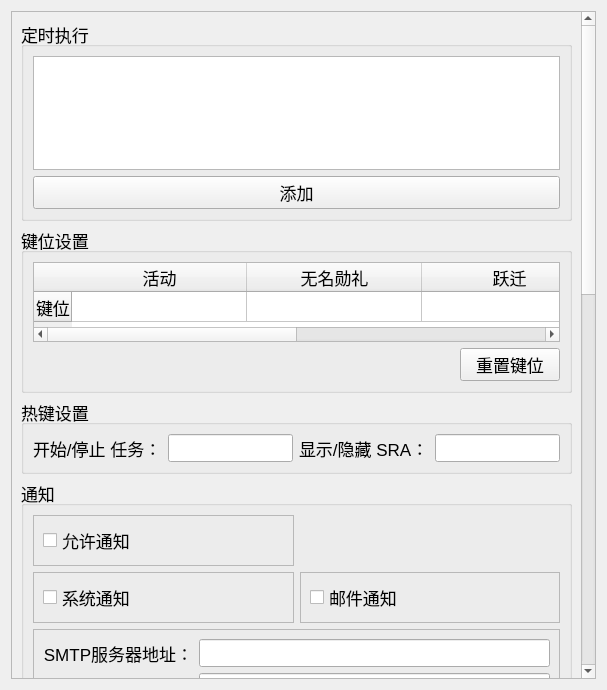
Qt form resources/ui/settings_page.ui (Shasnow/StarRailAssistant) before a commit.
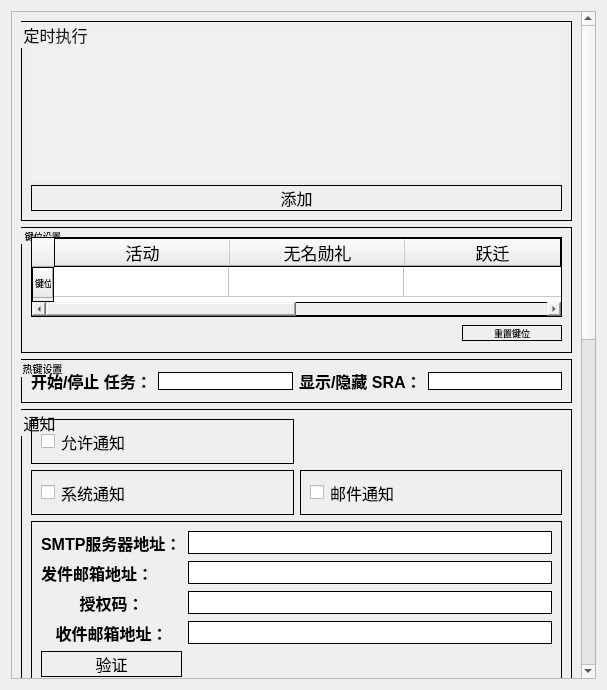
The same form after that commit.

What changed in the file:
```diff
--- a/resources/ui/settings_page.ui
+++ b/resources/ui/settings_page.ui
@@ -28,9 +28,9 @@
                         <property name="geometry">
                             <rect>
                                 <x>0</x>
-                                <y>0</y>
+        <y>-594</y>
                                 <width>575</width>
-                                <height>1503</height>
+        <height>1332</height>
                             </rect>
                         </property>
                         <layout class="QVBoxLayout" name="verticalLayout">
@@ -48,15 +48,29 @@
                                             <height>200</height>
                                         </size>
                                     </property>
+         <property name="styleSheet">
+          <string notr="true">
+border: 1.4px solid black;  font-size: 16px;</string>
+         </property>
                                     <property name="title">
                                         <string>定时执行</string>
                                     </property>
                                     <layout class="QGridLayout" name="gridLayout_7">
                                         <item row="0" column="0">
-                                            <widget class="QListWidget" name="schedule_list"/>
+           <widget class="QListWidget" name="schedule_list">
+            <property name="styleSheet">
+             <string notr="true">background-repeat: no-repeat;
+                background-position: center;
+                background-color: rgba(255, 255, 255, 0.1);border: none;</string>
+            </property>
+           </widget>
                                         </item>
                                         <item row="1" column="0">
                                             <widget class="QPushButton" name="schedule_add_button">
+            <property name="styleSheet">
+             <string notr="true">QPUSHBOTTON:QPushButton {font-size:14px;}
+  QPushButton:hover {ackground-color: #f0f0f0;border-color: #ccc;}</string>
+            </property>
                                                 <property name="text">
                                                     <string>添加</string>
                                                 </property>
@@ -67,8 +81,12 @@
                             </item>
                             <item>
                                 <widget class="QGroupBox" name="groupBox_6">
+         <property name="styleSheet">
+          <string notr="true">
+border: 1.4px solid black;  font-size:9px;</string>
+         </property>
                                     <property name="title">
-                                        <string>键位设置</string>
+          <string> 键位设置</string>
                                     </property>
                                     <layout class="QGridLayout" name="gridLayout_6">
                                         <item row="1" column="0" colspan="2">
@@ -191,6 +209,10 @@
                                                         <height>0</height>
                                                     </size>
                                                 </property>
+            <property name="styleSheet">
+             <string notr="true">QPUSHBOTTON:QPushButton {font-size:14px;}
+  QPushButton:hover {ackground-color: #f0f0f0;border-color: #ccc;}</string>
+            </property>
                                                 <property name="text">
                                                     <string>重置键位</string>
                                                 </property>
@@ -201,14 +223,21 @@
                             </item>
                             <item>
                                 <widget class="QGroupBox" name="hotkey_setting">
+         <property name="styleSheet">
+          <string notr="true">
+border: 1.4px solid black;  font-size: 10px;</string>
+         </property>
                                     <property name="title">
                                         <string>热键设置</string>
                                     </property>
                                     <layout class="QHBoxLayout" name="horizontalLayout_6">
                                         <item>
                                             <widget class="QLabel" name="label_5">
+            <property name="styleSheet">
+             <string notr="true">border: none;font-size: 16px;</string>
+            </property>
                                                 <property name="text">
-                                                    <string>开始/停止 任务：</string>
+             <string>&lt;html&gt;&lt;head/&gt;&lt;body&gt;&lt;p&gt;&lt;span style=&quot; font-size:12pt; font-weight:700;&quot;&gt;开始/停止 任务：&lt;/span&gt;&lt;/p&gt;&lt;/body&gt;&lt;/html&gt;</string>
                                                 </property>
                                             </widget>
                                         </item>
@@ -217,8 +246,11 @@
                                         </item>
                                         <item>
                                             <widget class="QLabel" name="label_4">
+            <property name="styleSheet">
+             <string notr="true">border: none;font-size: 16px;</string>
+            </property>
                                                 <property name="text">
-                                                    <string>显示/隐藏 SRA：</string>
+             <string>&lt;html&gt;&lt;head/&gt;&lt;body&gt;&lt;p&gt;&lt;span style=&quot; font-size:12pt; font-weight:700;&quot;&gt;显示/隐藏 SRA：&lt;/span&gt;&lt;/p&gt;&lt;/body&gt;&lt;/html&gt;</string>
                                                 </property>
                                             </widget>
                                         </item>
@@ -230,6 +262,10 @@
                             </item>
                             <item>
                                 <widget class="QGroupBox" name="groupBox">
+         <property name="styleSheet">
+          <string notr="true">
+border: 1.4px solid black;  font-size: 16px;</string>
+         </property>
                                     <property name="title">
                                         <string>通知</string>
                                     </property>
@@ -245,6 +281,9 @@
                                                 <layout class="QHBoxLayout" name="horizontalLayout_8">
                                                     <item>
                                                         <widget class="QCheckBox" name="system_notification_checkbox">
+               <property name="styleSheet">
+                <string notr="true">border: none;</string>
+               </property>
                                                             <property name="text">
                                                                 <string>系统通知</string>
                                                             </property>
@@ -264,6 +303,9 @@
                                                 <layout class="QHBoxLayout" name="horizontalLayout_7">
                                                     <item>
                                                         <widget class="QCheckBox" name="notification_allow_checkbox">
+               <property name="styleSheet">
+                <string notr="true">border: none;</string>
+               </property>
                                                             <property name="text">
                                                                 <string>允许通知</string>
                                                             </property>
@@ -286,13 +328,11 @@
                                                     </item>
                                                     <item row="0" column="0">
                                                         <widget class="QLabel" name="label_6">
-                                                            <property name="text">
-                                                                <string>SMTP服务器地址：</string>
-                                                            </property>
-                                                            <property name="alignment">
-                                                                <set>
-                                                                    Qt::AlignmentFlag::AlignRight|Qt::AlignmentFlag::AlignTrailing|Qt::AlignmentFlag::AlignVCenter
-                                                                </set>
+               <property name="styleSheet">
+                <string notr="true">border: none;</string>
+               </property>
+               <property name="text">
+                <string>&lt;html&gt;&lt;head/&gt;&lt;body&gt;&lt;p&gt;&lt;span style=&quot; font-size:12pt; font-weight:700;&quot;&gt;SMTP服务器地址：&lt;/span&gt;&lt;/p&gt;&lt;/body&gt;&lt;/html&gt;</string>
                                                             </property>
                                                         </widget>
                                                     </item>
@@ -305,13 +345,11 @@
                                                     </item>
                                                     <item row="1" column="0">
                                                         <widget class="QLabel" name="label_7">
-                                                            <property name="text">
-                                                                <string>发件邮箱地址：</string>
-                                                            </property>
-                                                            <property name="alignment">
-                                                                <set>
-                                                                    Qt::AlignmentFlag::AlignRight|Qt::AlignmentFlag::AlignTrailing|Qt::AlignmentFlag::AlignVCenter
-                                                                </set>
+               <property name="styleSheet">
+                <string notr="true">border: none;</string>
+               </property>
+               <property name="text">
+                <string>&lt;html&gt;&lt;head/&gt;&lt;body&gt;&lt;p&gt;&lt;span style=&quot; font-size:12pt; font-weight:700;&quot;&gt;发件邮箱地址：&lt;/span&gt;&lt;/p&gt;&lt;/body&gt;&lt;/html&gt;</string>
                                                             </property>
                                                         </widget>
                                                     </item>
@@ -323,30 +361,30 @@
                                                     </item>
                                                     <item row="2" column="0">
                                                         <widget class="QLabel" name="label_8">
-                                                            <property name="text">
-                                                                <string>授权码：</string>
-                                                            </property>
-                                                            <property name="alignment">
-                                                                <set>
-                                                                    Qt::AlignmentFlag::AlignRight|Qt::AlignmentFlag::AlignTrailing|Qt::AlignmentFlag::AlignVCenter
-                                                                </set>
+               <property name="styleSheet">
+                <string notr="true">border: none;</string>
+               </property>
+               <property name="text">
+                <string>&lt;html&gt;&lt;head/&gt;&lt;body&gt;&lt;p align=&quot;center&quot;&gt;&lt;span style=&quot; font-size:12pt; font-weight:700;&quot;&gt;授权码：&lt;/span&gt;&lt;/p&gt;&lt;/body&gt;&lt;/html&gt;</string>
                                                             </property>
                                                         </widget>
                                                     </item>
                                                     <item row="3" column="0">
                                                         <widget class="QLabel" name="label_9">
-                                                            <property name="text">
-                                                                <string>收件邮箱地址：</string>
-                                                            </property>
-                                                            <property name="alignment">
-                                                                <set>
-                                                                    Qt::AlignmentFlag::AlignRight|Qt::AlignmentFlag::AlignTrailing|Qt::AlignmentFlag::AlignVCenter
-                                                                </set>
+               <property name="styleSheet">
+                <string notr="true">border: none;</string>
+               </property>
+               <property name="text">
+                <string>&lt;html&gt;&lt;head/&gt;&lt;body&gt;&lt;p align=&quot;center&quot;&gt;&lt;span style=&quot; font-size:12pt; font-weight:700;&quot;&gt;收件邮箱地址：&lt;/span&gt;&lt;/p&gt;&lt;/body&gt;&lt;/html&gt;</string>
                                                             </property>
                                                         </widget>
                                                     </item>
                                                     <item row="4" column="0">
                                                         <widget class="QPushButton" name="email_check_button">
+               <property name="styleSheet">
+                <string notr="true">QPUSHBOTTON:QPushButton {font-size:14px;}
+  QPushButton:hover {ackground-color: #f0f0f0;border-color: #ccc;}</string>
+               </property>
                                                             <property name="text">
                                                                 <string>验证</string>
                                                             </property>
@@ -366,6 +404,9 @@
                                                 <layout class="QHBoxLayout" name="horizontalLayout_9">
                                                     <item>
                                                         <widget class="QCheckBox" name="mail_notification_checkbox">
+               <property name="styleSheet">
+                <string notr="true">border: none;</string>
+               </property>
                                                             <property name="text">
                                                                 <string>邮件通知</string>
                                                             </property>
@@ -385,6 +426,10 @@
                                             <verstretch>0</verstretch>
                                         </sizepolicy>
                                     </property>
+         <property name="styleSheet">
+          <string notr="true">
+border: 1.4px solid black;  font-size: 16px;</string>
+         </property>
                                     <property name="title">
                                         <string>SRA设置</string>
                                     </property>
@@ -400,8 +445,11 @@
                                                 <layout class="QHBoxLayout" name="horizontalLayout_10">
                                                     <item>
                                                         <widget class="QLabel" name="label_10">
+               <property name="styleSheet">
+                <string notr="true">border: none;</string>
+               </property>
                                                             <property name="text">
-                                                                <string>文件完整性检查</string>
+                <string>&lt;html&gt;&lt;head/&gt;&lt;body&gt;&lt;p align=&quot;center&quot;&gt;&lt;span style=&quot; font-size:12pt; font-weight:700;&quot;&gt;文件完整性检查&lt;/span&gt;&lt;/p&gt;&lt;/body&gt;&lt;/html&gt;</string>
                                                             </property>
                                                         </widget>
                                                     </item>
@@ -438,6 +486,10 @@
                                                             <property name="whatsThis">
                                                                 <string>点击此按钮将立即进行文件完整性检查</string>
                                                             </property>
+               <property name="styleSheet">
+                <string notr="true">QPUSHBOTTON:QPushButton {font-size:14px;}
+  QPushButton:hover {ackground-color: #f0f0f0;border-color: #ccc;}</string>
+               </property>
                                                             <property name="text">
                                                                 <string>立即检查</string>
                                                             </property>
@@ -473,6 +525,9 @@
                                                                     关闭此选项后，控制台的停止功能将不再等待任务结束。
                                                                 </string>
                                                             </property>
+               <property name="styleSheet">
+                <string notr="true">border: none;</string>
+               </property>
                                                             <property name="text">
                                                                 <string>线程安全</string>
                                                             </property>
@@ -514,6 +569,9 @@
                                                             <property name="enabled">
                                                                 <bool>true</bool>
                                                             </property>
+               <property name="styleSheet">
+                <string notr="true">border: none;</string>
+               </property>
                                                             <property name="text">
                                                                 <string>开机自启动</string>
                                                             </property>
@@ -555,6 +613,9 @@
                                                 <layout class="QHBoxLayout" name="horizontalLayout_25">
                                                     <item>
                                                         <widget class="QCheckBox" name="autoUpdate_checkBox">
+               <property name="styleSheet">
+                <string notr="true">border: none;</string>
+               </property>
                                                             <property name="text">
                                                                 <string>自动更新</string>
                                                             </property>
@@ -605,8 +666,11 @@
                                                 <layout class="QHBoxLayout" name="horizontalLayout_4">
                                                     <item>
                                                         <widget class="QLabel" name="label_2">
+               <property name="styleSheet">
+                <string notr="true">border: none;</string>
+               </property>
                                                             <property name="text">
-                                                                <string>屏幕缩放</string>
+                <string>&lt;html&gt;&lt;head/&gt;&lt;body&gt;&lt;p align=&quot;center&quot;&gt;&lt;span style=&quot; font-size:12pt; font-weight:700;&quot;&gt;屏幕缩放&lt;/span&gt;&lt;/p&gt;&lt;/body&gt;&lt;/html&gt;</string>
                                                             </property>
                                                         </widget>
                                                     </item>
@@ -692,8 +756,11 @@
                                                 <layout class="QHBoxLayout" name="horizontalLayout_2" stretch="0,0,0">
                                                     <item>
                                                         <widget class="QLabel" name="label">
+               <property name="styleSheet">
+                <string notr="true">border: none;</string>
+               </property>
                                                             <property name="text">
-                                                                <string>识图置信度</string>
+                <string>&lt;html&gt;&lt;head/&gt;&lt;body&gt;&lt;p align=&quot;center&quot;&gt;&lt;span style=&quot; font-size:12pt; font-weight:700;&quot;&gt;识图置信度&lt;/span&gt;&lt;/p&gt;&lt;/body&gt;&lt;/html&gt;</string>
                                                             </property>
                                                         </widget>
                                                     </item>
@@ -758,6 +825,9 @@
                                                 <layout class="QHBoxLayout" name="horizontalLayout_3">
                                                     <item>
                                                         <widget class="QCheckBox" name="exit_when_close_checkBox">
+               <property name="styleSheet">
+                <string notr="true">border: none;</string>
+               </property>
                                                             <property name="text">
                                                                 <string>关闭窗口时直接退出</string>
                                                             </property>
@@ -795,6 +865,9 @@
                                                 <layout class="QHBoxLayout" name="horizontalLayout_5">
                                                     <item>
                                                         <widget class="QLabel" name="label_3">
+               <property name="styleSheet">
+                <string notr="true">border: none;</string>
+               </property>
                                                             <property name="text">
                                                                 <string>MirrorChyanCDK</string>
                                                             </property>
@@ -846,6 +919,10 @@
                                             <verstretch>0</verstretch>
                                         </sizepolicy>
                                     </property>
+         <property name="styleSheet">
+          <string notr="true">
+border: 1.4px solid black;  font-size: 16px;</string>
+         </property>
                                     <property name="title">
                                         <string>tips</string>
                                     </property>
@@ -853,41 +930,19 @@
                                         <item row="0" column="0">
                                             <widget class="QTextBrowser" name="textBrowser_tips">
                                                 <property name="html">
-                                                    <string>&lt;!DOCTYPE HTML PUBLIC &quot;-//W3C//DTD HTML 4.0//EN&quot;
-                                                        &quot;http://www.w3.org/TR/REC-html40/strict.dtd&quot;&gt;
-                                                        &lt;html&gt;&lt;head&gt;&lt;meta name=&quot;qrichtext&quot;
-                                                        content=&quot;1&quot; /&gt;&lt;meta charset=&quot;utf-8&quot; /&gt;&lt;style
-                                                        type=&quot;text/css&quot;&gt;
-                                                        p, li { white-space: pre-wrap; }
-                                                        hr { height: 1px; border-width: 0; }
-                                                        li.unchecked::marker { content: &quot;\2610&quot;; }
-                                                        li.checked::marker { content: &quot;\2612&quot;; }
-                                                        &lt;/style&gt;&lt;/head&gt;&lt;body style=&quot;
-                                                        font-family:'Microsoft YaHei UI'; font-size:13pt;
-                                                        font-weight:400; font-style:normal;&quot;&gt;
-                                                        &lt;p align=&quot;center&quot; style=&quot; margin-top:0px;
-                                                        margin-bottom:0px; margin-left:0px; margin-right:0px;
-                                                        -qt-block-indent:0; text-indent:0px;&quot;&gt;如果在使用中遇到问题，请阅读&lt;a
-                                                        href=&quot;https://starrailassistant.top/faq.html&quot;&gt;&lt;span
-                                                        style=&quot; text-decoration: underline; color:#0078d4;&quot;&gt;常见问题&lt;/span&gt;&lt;/a&gt;&lt;/p&gt;
-                                                        &lt;p align=&quot;center&quot; style=&quot; margin-top:0px;
-                                                        margin-bottom:0px; margin-left:0px; margin-right:0px;
-                                                        -qt-block-indent:0; text-indent:0px;&quot;&gt;SRA完全免费，如果您是通过付费渠道获取的该软件，请及时退款并举报商家。&lt;/p&gt;
-                                                        &lt;p align=&quot;center&quot; style=&quot; margin-top:0px;
-                                                        margin-bottom:0px; margin-left:0px; margin-right:0px;
-                                                        -qt-block-indent:0; text-indent:0px;&quot;&gt;GitHub上的SRA：&lt;a
-                                                        href=&quot;https://github.com/Shasnow/StarRailAssistant&quot;&gt;&lt;span
-                                                        style=&quot; text-decoration: underline; color:#0078d4;&quot;&gt;https://github.com/Shasnow/StarRailAssistant&lt;/span&gt;&lt;/a&gt;&lt;/p&gt;
-                                                        &lt;p align=&quot;center&quot; style=&quot; margin-top:12px;
-                                                        margin-bottom:12px; margin-left:0px; margin-right:0px;
-                                                        -qt-block-indent:0; text-indent:0px;&quot;&gt;&lt;a href=&quot;https://starrailassistant.top&quot;&gt;&lt;span
-                                                        style=&quot; text-decoration: underline; color:#0078d4;&quot;&gt;SRA官网&lt;/span&gt;&lt;/a&gt;&lt;/p&gt;
-                                                        &lt;p align=&quot;center&quot; style=&quot; margin-top:0px;
-                                                        margin-bottom:0px; margin-left:0px; margin-right:0px;
-                                                        -qt-block-indent:0; text-indent:0px;&quot;&gt;获取MirrorChyanCDK-&amp;gt;:&lt;a
-                                                        href=&quot;https://mirrorchyan.com/zh/projects?rid=StarRailAssistant&amp;amp;source=sra-app&quot;&gt;&lt;span
-                                                        style=&quot; text-decoration: underline; color:#0078d4;&quot;&gt;Mirror酱&lt;/span&gt;&lt;/a&gt;&lt;/p&gt;&lt;/body&gt;&lt;/html&gt;
-                                                    </string>
+             <string>&lt;!DOCTYPE HTML PUBLIC &quot;-//W3C//DTD HTML 4.0//EN&quot; &quot;http://www.w3.org/TR/REC-html40/strict.dtd&quot;&gt;
+&lt;html&gt;&lt;head&gt;&lt;meta name=&quot;qrichtext&quot; content=&quot;1&quot; /&gt;&lt;meta charset=&quot;utf-8&quot; /&gt;&lt;style type=&quot;text/css&quot;&gt;
+p, li { white-space: pre-wrap; }
+hr { height: 1px; border-width: 0; }
+li.unchecked::marker { content: &quot;\2610&quot;; }
+li.checked::marker { content: &quot;\2612&quot;; }
+&lt;/style&gt;&lt;/head&gt;&lt;body style=&quot; font-family:'Microsoft YaHei UI'; font-size:16px; font-weight:400; font-style:normal;&quot;&gt;
+&lt;p style=&quot; margin-top:0px; margin-bottom:0px; margin-left:0px; margin-right:0px; -qt-block-indent:0; text-indent:0px;&quot;&gt;&lt;span style=&quot; font-size:13pt;&quot;&gt;                                                        &lt;/span&gt;&lt;/p&gt;
+&lt;p align=&quot;center&quot; style=&quot; margin-top:0px; margin-bottom:0px; margin-left:0px; margin-right:0px; -qt-block-indent:0; text-indent:0px;&quot;&gt;&lt;span style=&quot; font-size:13pt;&quot;&gt;如果在使用中遇到问题，请阅读&lt;/span&gt;&lt;a href=&quot;https://starrailassistant.top/faq.html&quot;&gt;&lt;span style=&quot; font-size:13pt; text-decoration: underline; color:#0078d4;&quot;&gt;常见问题&lt;/span&gt;&lt;/a&gt;&lt;span style=&quot; font-size:13pt;&quot;&gt;                                                        &lt;/span&gt;&lt;/p&gt;
+&lt;p align=&quot;center&quot; style=&quot; margin-top:0px; margin-bottom:0px; margin-left:0px; margin-right:0px; -qt-block-indent:0; text-indent:0px;&quot;&gt;&lt;span style=&quot; font-size:13pt;&quot;&gt;SRA完全免费，如果您是通过付费渠道获取的该软件，请及时退款并举报商家。                                                        &lt;/span&gt;&lt;/p&gt;
+&lt;p align=&quot;center&quot; style=&quot; margin-top:0px; margin-bottom:0px; margin-left:0px; margin-right:0px; -qt-block-indent:0; text-indent:0px;&quot;&gt;&lt;span style=&quot; font-size:13pt;&quot;&gt;GitHub上的SRA：&lt;/span&gt;&lt;a href=&quot;https://github.com/Shasnow/StarRailAssistant&quot;&gt;&lt;span style=&quot; font-size:13pt; text-decoration: underline; color:#0078d4;&quot;&gt;https://github.com/Shasnow/StarRailAssistant&lt;/span&gt;&lt;/a&gt;&lt;span style=&quot; font-size:13pt;&quot;&gt;                                                        &lt;/span&gt;&lt;/p&gt;
+&lt;p align=&quot;center&quot; style=&quot; margin-top:12px; margin-bottom:12px; margin-left:0px; margin-right:0px; -qt-block-indent:0; text-indent:0px;&quot;&gt;&lt;a href=&quot;https://starrailassistant.top&quot;&gt;&lt;span style=&quot; font-size:13pt; text-decoration: underline; color:#0078d4;&quot;&gt;SRA官网&lt;/span&gt;&lt;/a&gt;&lt;span style=&quot; font-size:13pt;&quot;&gt;                                                        &lt;/span&gt;&lt;/p&gt;
+&lt;p align=&quot;center&quot; style=&quot; margin-top:0px; margin-bottom:0px; margin-left:0px; margin-right:0px; -qt-block-indent:0; text-indent:0px;&quot;&gt;&lt;span style=&quot; font-size:13pt;&quot;&gt;获取MirrorChyanCDK-&amp;gt;:&lt;/span&gt;&lt;a href=&quot;https://mirrorchyan.com/zh/projects?rid=StarRailAssistant&amp;amp;source=sra-app&quot;&gt;&lt;span style=&quot; font-size:13pt; text-decoration: underline; color:#0078d4;&quot;&gt;Mirror酱&lt;/span&gt;&lt;/a&gt;                                                    &lt;/p&gt;&lt;/body&gt;&lt;/html&gt;</string>
                                                 </property>
                                                 <property name="openExternalLinks">
                                                     <bool>true</bool>
```
Lines whose indentation alone changed are shown as unchanged.
